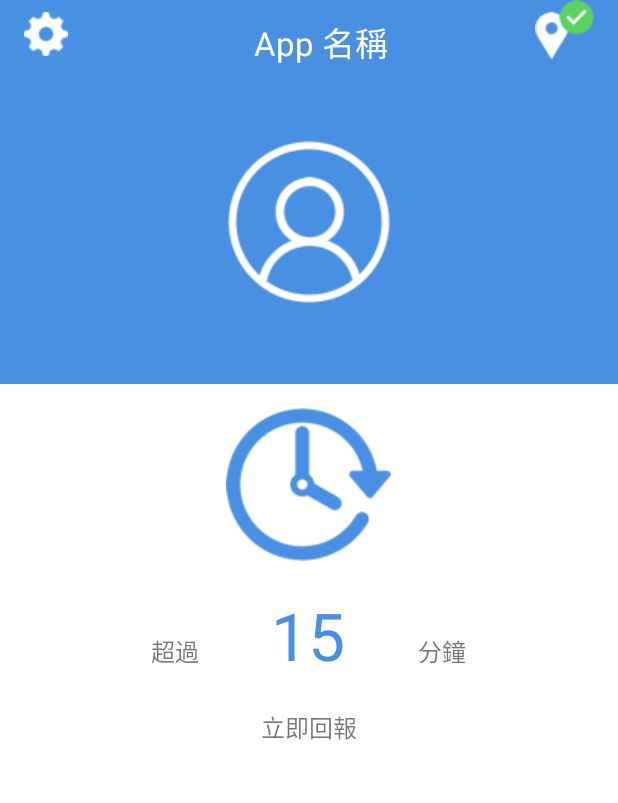
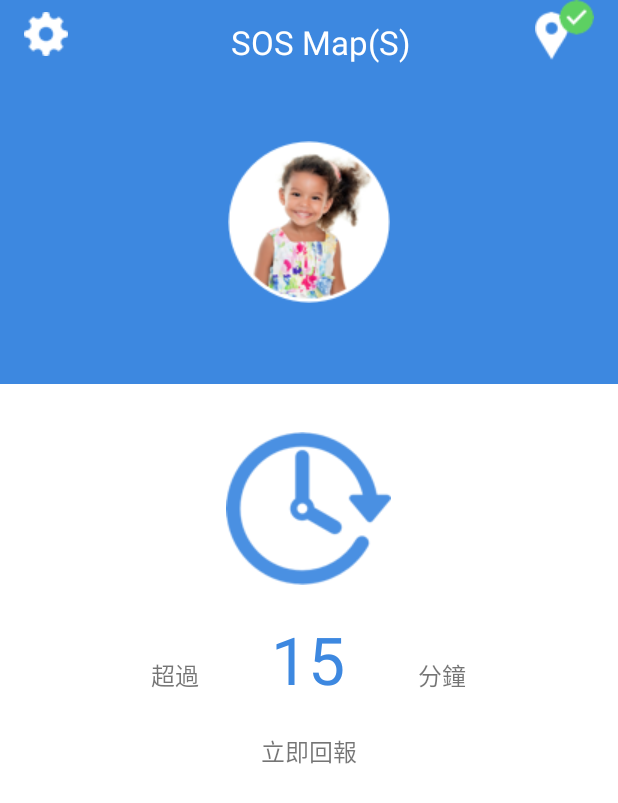
Before and after one commit to jason9075/womanyHackathonStudent, an Android app: the screen it shows after launch (MainActivity), on a phone screen of 412 x 824 dp. Shown: the top 803 px of the screen. Run offline under Robolectric (Android 15) with nearby library versions, the phone set to English and light mode, and no system bars; our stand-ins replace Dagger/Hilt's generated code, Firebase (no records; nobody signed in at launch, a user with empty details on screens opened directly); libraries missing offline, so code that uses them is left out: rx.android.schedulers, rx.functions, rx.subscriptions; 1 statement that could not run was skipped.

Commit message:
for demo

```diff
--- a/src/main/java/com/jason9075/womanyhackathon/MainActivity.java
+++ b/src/main/java/com/jason9075/womanyhackathon/MainActivity.java
@@ -54,9 +54,9 @@ public class MainActivity extends AppCompatActivity {
             25.0364104, 25.0365104, 25.0366104, 25.0367104, 25.0368104,
             25.0369104, 25.0370104, 25.0371104, 25.0372104, 25.0373104,
             25.0374104, 25.0375104, 25.0376104, 25.0377104, 25.0378104,
-            25.0367904, 25.0380104, 25.0381104, 25.0382104, 25.0383104};
+            25.0379904, 25.0380104, 25.0381104, 25.0382104, 25.0383104};
     private double[] lngArray = new double[]{
-            121.5695895, 121.5696895, 121.5697895, 121.5698895, 121.5699995,
+            121.5665895, 121.5666895, 121.5667895, 121.5668895, 121.5669995,
             121.5670095, 121.5671895, 121.5672895, 121.5673895, 121.5674895,
             121.5675895, 121.5676895, 121.5677895, 121.5678895, 121.5679895,
             121.5680895, 121.5681895, 121.5682895, 121.5683895, 121.5684895,
--- a/src/main/res/layout/activity_main.xml
+++ b/src/main/res/layout/activity_main.xml
@@ -34,7 +34,7 @@
                 android:layout_width="wrap_content"
                 android:layout_height="wrap_content"
                 android:layout_centerInParent="true"
-                android:text="App 名稱"
+                android:text="@string/app_name"
                 android:textAppearance="@android:style/TextAppearance.DeviceDefault.Large"
                 android:textColor="@color/white" />
 
@@ -84,7 +84,7 @@
             android:layout_width="wrap_content"
             android:layout_height="wrap_content"
             android:layout_centerHorizontal="true"
-            android:layout_marginTop="16dp"
+            android:layout_marginTop="32dp"
             android:contentDescription="@string/dummy"
             android:src="@drawable/passag_of_time" />
 
--- a/src/main/res/layout/activity_setting.xml
+++ b/src/main/res/layout/activity_setting.xml
@@ -111,13 +111,14 @@
         android:layout_width="match_parent"
         android:layout_height="wrap_content"
         android:layout_marginTop="16dp"
-        android:gravity="center_vertical">
+        android:gravity="center_vertical"
+        android:layout_marginBottom="36dp">
 
         <ImageView
             android:layout_width="wrap_content"
             android:layout_height="wrap_content"
             android:layout_marginStart="64dp"
-            android:src="@mipmap/ic_launcher" />
+            android:src="@drawable/location_small" />
 
         <TextView
             android:layout_width="wrap_content"
--- a/src/main/res/values/colors.xml
+++ b/src/main/res/values/colors.xml
@@ -1,7 +1,7 @@
 <?xml version="1.0" encoding="utf-8"?>
 <resources>
-    <color name="colorPrimary">#4990E2</color>
-    <color name="colorPrimaryDark">#4990E2</color>
+    <color name="colorPrimary">#3D88E0</color>
+    <color name="colorPrimaryDark">#3D88E0</color>
     <color name="colorAccent">#FF4081</color>
     <color name="lightGray">#D3D3D3</color>
     <color name="white">#FFFFFF</color>
--- a/src/main/res/values/strings.xml
+++ b/src/main/res/values/strings.xml
@@ -1,4 +1,4 @@
 <resources>
-    <string name="app_name">WomanyHackathon</string>
+    <string name="app_name">SOS Map(S)</string>
     <string name="dummy">dummy</string>
 </resources>
```
Also changed, not shown: src/main/res/drawable/location_small.png (added), src/main/res/drawable/portrait.png, src/main/res/mipmap-hdpi/ic_launcher.png, src/main/res/mipmap-ldpi/ic_launcher.png (added), src/main/res/mipmap-mdpi/ic_launcher.png, src/main/res/mipmap-xhdpi/ic_launcher.png, src/main/res/mipmap-xxhdpi/ic_launcher.png, src/main/res/mipmap-xxxhdpi/ic_launcher.png.
